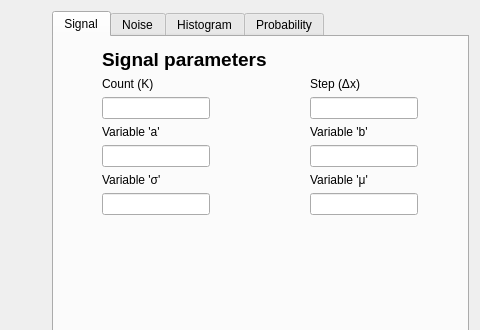
Qt form forms/mainwindow.ui (actuallyvlad/dsp1) before a commit; both pictures show x 383 to 863 and y 0 to 330 of the 863 by 500 pixel window.
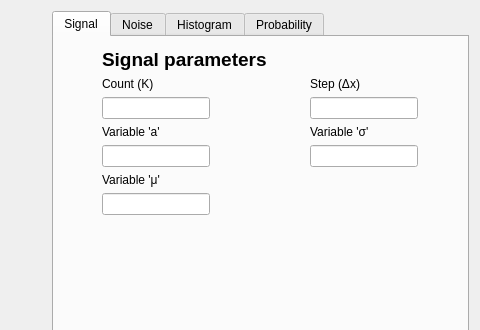
The same form after that commit. The open tabs and pages were chosen to show the change. Custom widgets are drawn as their Qt base class.

Commit message: remove unused variable b (that was supposed to be used in the formula)

Diff of the .ui file:
```diff
--- a/forms/mainwindow.ui
+++ b/forms/mainwindow.ui
@@ -33,39 +33,13 @@
        </sizepolicy>
       </property>
       <property name="currentIndex">
-       <number>2</number>
+       <number>0</number>
       </property>
       <widget class="QWidget" name="tabSignal">
        <attribute name="title">
         <string>Signal</string>
        </attribute>
        <layout class="QGridLayout" name="gridLayout_2">
-        <item row="6" column="0">
-         <widget class="QLabel" name="labelVarSigma">
-          <property name="sizePolicy">
-           <sizepolicy hsizetype="Preferred" vsizetype="Fixed">
-            <horstretch>0</horstretch>
-            <verstretch>0</verstretch>
-           </sizepolicy>
-          </property>
-          <property name="text">
-           <string>Variable 'σ'</string>
-          </property>
-         </widget>
-        </item>
-        <item row="7" column="0">
-         <widget class="QLineEdit" name="varSignalSigma">
-          <property name="sizePolicy">
-           <sizepolicy hsizetype="Fixed" vsizetype="Fixed">
-            <horstretch>0</horstretch>
-            <verstretch>0</verstretch>
-           </sizepolicy>
-          </property>
-          <property name="text">
-           <string/>
-          </property>
-         </widget>
-        </item>
         <item row="3" column="1">
          <widget class="QLineEdit" name="varSignalStep">
           <property name="sizePolicy">
@@ -92,19 +66,6 @@
           </property>
          </widget>
         </item>
-        <item row="5" column="1">
-         <widget class="QLineEdit" name="varSignalB">
-          <property name="sizePolicy">
-           <sizepolicy hsizetype="Fixed" vsizetype="Fixed">
-            <horstretch>0</horstretch>
-            <verstretch>0</verstretch>
-           </sizepolicy>
-          </property>
-          <property name="text">
-           <string/>
-          </property>
-         </widget>
-        </item>
         <item row="3" column="0">
          <widget class="QLineEdit" name="varSignalCount">
           <property name="sizePolicy">
@@ -118,32 +79,6 @@
           </property>
          </widget>
         </item>
-        <item row="4" column="1">
-         <widget class="QLabel" name="labelVarB">
-          <property name="sizePolicy">
-           <sizepolicy hsizetype="Preferred" vsizetype="Fixed">
-            <horstretch>0</horstretch>
-            <verstretch>0</verstretch>
-           </sizepolicy>
-          </property>
-          <property name="text">
-           <string>Variable 'b'</string>
-          </property>
-         </widget>
-        </item>
-        <item row="7" column="1">
-         <widget class="QLineEdit" name="varSignalMu">
-          <property name="sizePolicy">
-           <sizepolicy hsizetype="Fixed" vsizetype="Fixed">
-            <horstretch>0</horstretch>
-            <verstretch>0</verstretch>
-           </sizepolicy>
-          </property>
-          <property name="text">
-           <string/>
-          </property>
-         </widget>
-        </item>
         <item row="2" column="1">
          <widget class="QLabel" name="labelVarStep">
           <property name="sizePolicy">
@@ -157,19 +92,6 @@
           </property>
          </widget>
         </item>
-        <item row="6" column="1">
-         <widget class="QLabel" name="labelVarMu">
-          <property name="sizePolicy">
-           <sizepolicy hsizetype="Preferred" vsizetype="Fixed">
-            <horstretch>0</horstretch>
-            <verstretch>0</verstretch>
-           </sizepolicy>
-          </property>
-          <property name="text">
-           <string>Variable 'μ'</string>
-          </property>
-         </widget>
-        </item>
         <item row="11" column="0">
          <spacer name="verticalSpacer">
           <property name="orientation">
@@ -226,6 +148,58 @@
           </property>
          </widget>
         </item>
+        <item row="4" column="1">
+         <widget class="QLabel" name="labelVarSigma">
+          <property name="sizePolicy">
+           <sizepolicy hsizetype="Preferred" vsizetype="Fixed">
+            <horstretch>0</horstretch>
+            <verstretch>0</verstretch>
+           </sizepolicy>
+          </property>
+          <property name="text">
+           <string>Variable 'σ'</string>
+          </property>
+         </widget>
+        </item>
+        <item row="5" column="1">
+         <widget class="QLineEdit" name="varSignalSigma">
+          <property name="sizePolicy">
+           <sizepolicy hsizetype="Fixed" vsizetype="Fixed">
+            <horstretch>0</horstretch>
+            <verstretch>0</verstretch>
+           </sizepolicy>
+          </property>
+          <property name="text">
+           <string/>
+          </property>
+         </widget>
+        </item>
+        <item row="7" column="0">
+         <widget class="QLabel" name="labelVarMu">
+          <property name="sizePolicy">
+           <sizepolicy hsizetype="Preferred" vsizetype="Fixed">
+            <horstretch>0</horstretch>
+            <verstretch>0</verstretch>
+           </sizepolicy>
+          </property>
+          <property name="text">
+           <string>Variable 'μ'</string>
+          </property>
+         </widget>
+        </item>
+        <item row="8" column="0">
+         <widget class="QLineEdit" name="varSignalMu">
+          <property name="sizePolicy">
+           <sizepolicy hsizetype="Fixed" vsizetype="Fixed">
+            <horstretch>0</horstretch>
+            <verstretch>0</verstretch>
+           </sizepolicy>
+          </property>
+          <property name="text">
+           <string/>
+          </property>
+         </widget>
+        </item>
        </layout>
       </widget>
       <widget class="QWidget" name="tabNoise">
```
The commit also changes 3 other files.
